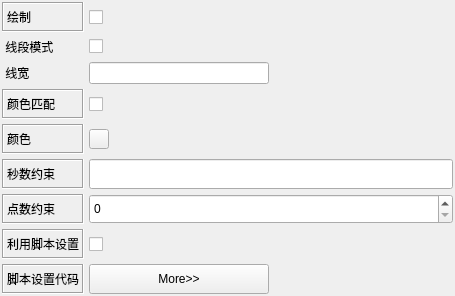
Above: General.ui from whatudone/plotxy before the change. Below: the same form after it.
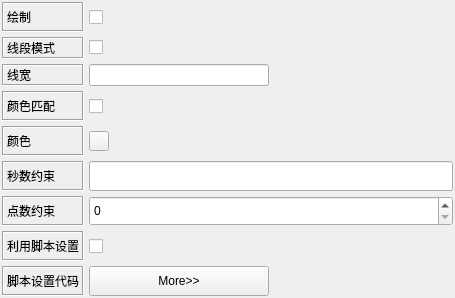
That is the form after the change. Custom widgets are drawn as their Qt base class.

Commit message: 完善general界面

The edit to the form file:
```diff
--- a/General.ui
+++ b/General.ui
@@ -154,8 +154,14 @@
      </item>
      <item row="1" column="0">
       <widget class="QLabel" name="labelLineMode">
+       <property name="frameShape">
+        <enum>QFrame::Box</enum>
+       </property>
+       <property name="frameShadow">
+        <enum>QFrame::Sunken</enum>
+       </property>
        <property name="text">
-        <string> 线段模式</string>
+        <string>线段模式</string>
        </property>
       </widget>
      </item>
@@ -382,8 +388,14 @@
      </item>
      <item row="2" column="0">
       <widget class="QLabel" name="labelWidth">
+       <property name="frameShape">
+        <enum>QFrame::Box</enum>
+       </property>
+       <property name="frameShadow">
+        <enum>QFrame::Sunken</enum>
+       </property>
        <property name="text">
-        <string> 线宽</string>
+        <string>线宽</string>
        </property>
       </widget>
      </item>
```
The commit also changes 4 other files.
